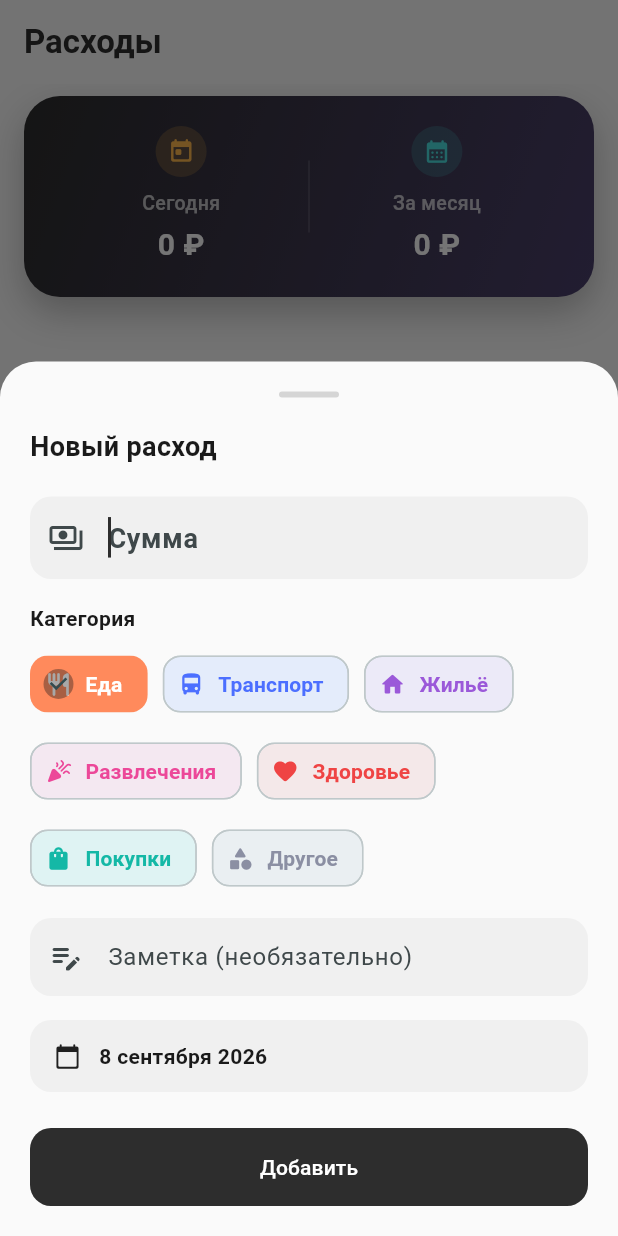
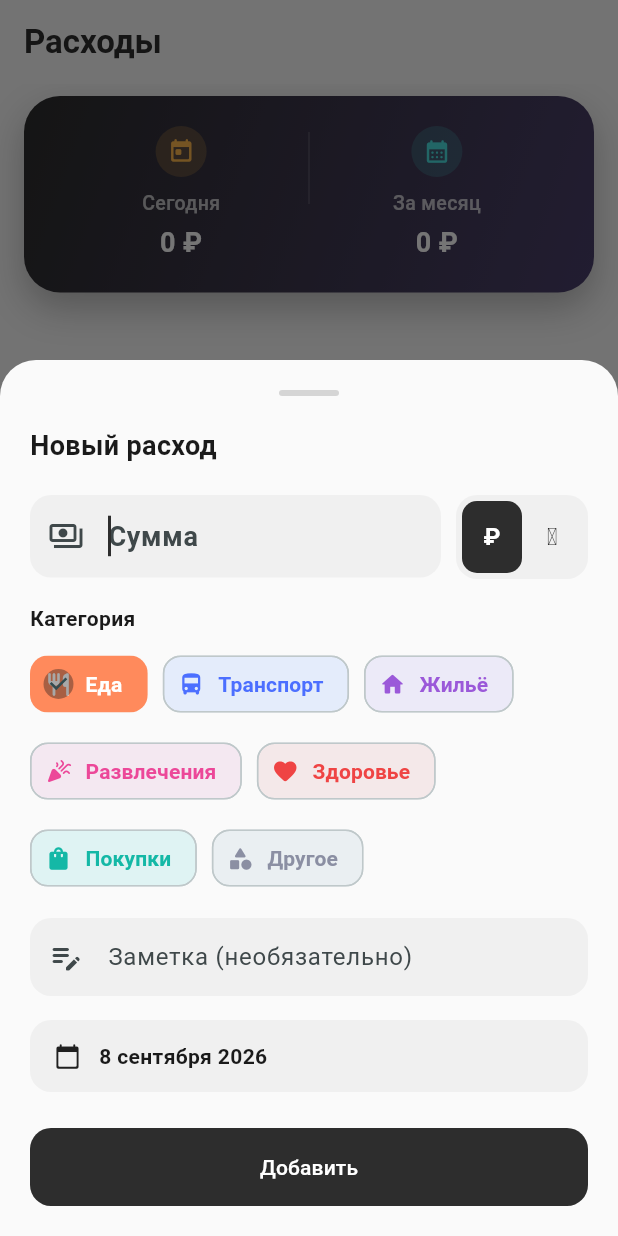
Before and after one commit to baboevazamatkz-create/Project, a Flutter app: the screen it shows after launch, after a tap on the "add" icon, on a phone screen of 412 x 824 dp. Run offline on Flutter 3.47's test engine with Material 3 defaults, Android fonts, the phone set to English and light mode, and no system bars; our stand-ins replace shared_preferences.

Commit message:
Add per-expense currency (RUB/KZT) with a switcher in the add sheet
Each expense can now be entered in rubles or tenge: a small toggle
next to the amount field in the add-expense bottom sheet, defaulting
to the last currency used. Expense tiles format amounts in their own
currency, and the today/month summary totals are grouped and shown
per currency instead of assuming a single one.

Co-Authored-By: Claude Sonnet 5 <noreply@anthropic.com>
Claude-Session: https://claude.ai/code/session_01FGhFt6z7pbN8caMhjQJkXN

```diff
--- /dev/null
+++ b/lib/data/settings_repository.dart
@@ -0,0 +1,17 @@
+import 'package:shared_preferences/shared_preferences.dart';
+
+import '../models/currency.dart';
+
+class SettingsRepository {
+  static const _lastCurrencyKey = 'last_currency';
+
+  Future<AppCurrency> loadLastCurrency() async {
+    final prefs = await SharedPreferences.getInstance();
+    return AppCurrencyX.fromStorageKey(prefs.getString(_lastCurrencyKey));
+  }
+
+  Future<void> saveLastCurrency(AppCurrency currency) async {
+    final prefs = await SharedPreferences.getInstance();
+    await prefs.setString(_lastCurrencyKey, currency.storageKey);
+  }
+}
--- /dev/null
+++ b/lib/models/currency.dart
@@ -0,0 +1,35 @@
+import 'package:intl/intl.dart';
+
+enum AppCurrency { rub, kzt }
+
+extension AppCurrencyX on AppCurrency {
+  String get symbol {
+    switch (this) {
+      case AppCurrency.rub:
+        return '₽';
+      case AppCurrency.kzt:
+        return '₸';
+    }
+  }
+
+  String get locale {
+    switch (this) {
+      case AppCurrency.rub:
+        return 'ru';
+      case AppCurrency.kzt:
+        return 'kk';
+    }
+  }
+
+  NumberFormat get format =>
+      NumberFormat.currency(locale: locale, symbol: symbol, decimalDigits: 0);
+
+  String get storageKey => name;
+
+  static AppCurrency fromStorageKey(String? key) {
+    return AppCurrency.values.firstWhere(
+      (c) => c.name == key,
+      orElse: () => AppCurrency.rub,
+    );
+  }
+}
--- a/lib/models/expense.dart
+++ b/lib/models/expense.dart
@@ -1,3 +1,4 @@
+import 'currency.dart';
 import 'expense_category.dart';
 
 class Expense {
@@ -6,6 +7,7 @@ class Expense {
   final ExpenseCategory category;
   final String note;
   final DateTime date;
+  final AppCurrency currency;
 
   const Expense({
     required this.id,
@@ -13,6 +15,7 @@ class Expense {
     required this.category,
     required this.date,
     this.note = '',
+    this.currency = AppCurrency.rub,
   });
 
   Map<String, dynamic> toJson() => {
@@ -21,6 +24,7 @@ class Expense {
         'category': category.storageKey,
         'note': note,
         'date': date.toIso8601String(),
+        'currency': currency.storageKey,
       };
 
   factory Expense.fromJson(Map<String, dynamic> json) => Expense(
@@ -29,5 +33,6 @@ class Expense {
         category: ExpenseCategoryX.fromStorageKey(json['category'] as String),
         note: json['note'] as String? ?? '',
         date: DateTime.parse(json['date'] as String),
+        currency: AppCurrencyX.fromStorageKey(json['currency'] as String?),
       );
 }
--- a/lib/screens/home_screen.dart
+++ b/lib/screens/home_screen.dart
@@ -1,7 +1,7 @@
 import 'package:flutter/material.dart';
-import 'package:intl/intl.dart';
 
 import '../data/expense_repository.dart';
+import '../models/currency.dart';
 import '../models/expense.dart';
 import '../widgets/add_expense_sheet.dart';
 import '../widgets/expense_tile.dart';
@@ -16,11 +16,6 @@ class HomeScreen extends StatefulWidget {
 
 class _HomeScreenState extends State<HomeScreen> {
   final _repository = ExpenseRepository();
-  final _currencyFormat = NumberFormat.currency(
-    locale: 'ru',
-    symbol: '₽',
-    decimalDigits: 0,
-  );
 
   List<Expense> _expenses = [];
   bool _loading = true;
@@ -87,21 +82,25 @@ class _HomeScreenState extends State<HomeScreen> {
     );
   }
 
-  double get _todayTotal {
-    final now = DateTime.now();
-    return _expenses
-        .where((e) =>
-            e.date.year == now.year &&
-            e.date.month == now.month &&
-            e.date.day == now.day)
-        .fold(0.0, (sum, e) => sum + e.amount);
+  Map<AppCurrency, double> _totalsBy(bool Function(Expense) predicate) {
+    final totals = <AppCurrency, double>{};
+    for (final expense in _expenses.where(predicate)) {
+      totals[expense.currency] = (totals[expense.currency] ?? 0) + expense.amount;
+    }
+    return totals;
   }
 
-  double get _monthTotal {
+  Map<AppCurrency, double> get _todayTotals {
     final now = DateTime.now();
-    return _expenses
-        .where((e) => e.date.year == now.year && e.date.month == now.month)
-        .fold(0.0, (sum, e) => sum + e.amount);
+    return _totalsBy((e) =>
+        e.date.year == now.year &&
+        e.date.month == now.month &&
+        e.date.day == now.day);
+  }
+
+  Map<AppCurrency, double> get _monthTotals {
+    final now = DateTime.now();
+    return _totalsBy((e) => e.date.year == now.year && e.date.month == now.month);
   }
 
   @override
@@ -122,9 +121,8 @@ class _HomeScreenState extends State<HomeScreen> {
                     padding: const EdgeInsets.fromLTRB(16, 8, 16, 8),
                     sliver: SliverToBoxAdapter(
                       child: SummaryCard(
-                        todayTotal: _todayTotal,
-                        monthTotal: _monthTotal,
-                        currencyFormat: _currencyFormat,
+                        todayTotals: _todayTotals,
+                        monthTotals: _monthTotals,
                       ),
                     ),
                   ),
@@ -157,7 +155,6 @@ class _HomeScreenState extends State<HomeScreen> {
                             onDismissed: (_) => _deleteExpense(expense),
                             child: ExpenseTile(
                               expense: expense,
-                              currencyFormat: _currencyFormat,
                             ),
                           );
                         },
--- a/lib/widgets/add_expense_sheet.dart
+++ b/lib/widgets/add_expense_sheet.dart
@@ -1,8 +1,11 @@
 import 'package:flutter/material.dart';
 import 'package:intl/intl.dart';
 
+import '../data/settings_repository.dart';
+import '../models/currency.dart';
 import '../models/expense.dart';
 import '../models/expense_category.dart';
+import '../theme.dart';
 
 class AddExpenseSheet extends StatefulWidget {
   final void Function(Expense expense) onSubmit;
@@ -16,9 +19,23 @@ class AddExpenseSheet extends StatefulWidget {
 class _AddExpenseSheetState extends State<AddExpenseSheet> {
   final _amountController = TextEditingController();
   final _noteController = TextEditingController();
+  final _settingsRepository = SettingsRepository();
   ExpenseCategory _selectedCategory = ExpenseCategory.food;
+  AppCurrency _selectedCurrency = AppCurrency.rub;
   DateTime _selectedDate = DateTime.now();
   String? _errorText;
+
+  @override
+  void initState() {
+    super.initState();
+    _loadLastCurrency();
+  }
+
+  Future<void> _loadLastCurrency() async {
+    final currency = await _settingsRepository.loadLastCurrency();
+    if (!mounted) return;
+    setState(() => _selectedCurrency = currency);
+  }
 
   @override
   void dispose() {
@@ -55,8 +72,10 @@ class _AddExpenseSheetState extends State<AddExpenseSheet> {
         category: _selectedCategory,
         note: _noteController.text.trim(),
         date: _selectedDate,
+        currency: _selectedCurrency,
       ),
     );
+    _settingsRepository.saveLastCurrency(_selectedCurrency);
     Navigator.of(context).pop();
   }
 
@@ -92,11 +111,17 @@ class _AddExpenseSheetState extends State<AddExpenseSheet> {
               style: TextStyle(fontSize: 18, fontWeight: FontWeight.w700),
             ),
             const SizedBox(height: 20),
-            TextField(
+            Row(
+              crossAxisAlignment: CrossAxisAlignment.start,
+              children: [
+                Expanded(
+                  child: TextField(
                     controller: _amountController,
-              keyboardType: const TextInputType.numberWithOptions(decimal: true),
+                    keyboardType:
+                        const TextInputType.numberWithOptions(decimal: true),
                     autofocus: true,
-              style: const TextStyle(fontSize: 18, fontWeight: FontWeight.w600),
+                    style:
+                        const TextStyle(fontSize: 18, fontWeight: FontWeight.w600),
                     decoration: InputDecoration(
                       hintText: 'Сумма',
                       errorText: _errorText,
@@ -105,6 +130,15 @@ class _AddExpenseSheetState extends State<AddExpenseSheet> {
                     onChanged: (_) {
                       if (_errorText != null) setState(() => _errorText = null);
                     },
+                  ),
+                ),
+                const SizedBox(width: 10),
+                _CurrencyToggle(
+                  selected: _selectedCurrency,
+                  onChanged: (currency) =>
+                      setState(() => _selectedCurrency = currency),
+                ),
+              ],
             ),
             const SizedBox(height: 16),
             const Text(
@@ -183,3 +217,50 @@ class _AddExpenseSheetState extends State<AddExpenseSheet> {
     );
   }
 }
+
+class _CurrencyToggle extends StatelessWidget {
+  final AppCurrency selected;
+  final ValueChanged<AppCurrency> onChanged;
+
+  const _CurrencyToggle({required this.selected, required this.onChanged});
+
+  @override
+  Widget build(BuildContext context) {
+    return Container(
+      height: 56,
+      padding: const EdgeInsets.all(4),
+      decoration: BoxDecoration(
+        color: Theme.of(context).inputDecorationTheme.fillColor,
+        borderRadius: BorderRadius.circular(14),
+      ),
+      child: Row(
+        mainAxisSize: MainAxisSize.min,
+        children: AppCurrency.values.map((currency) {
+          final isSelected = currency == selected;
+          return GestureDetector(
+            onTap: () => onChanged(currency),
+            child: AnimatedContainer(
+              duration: const Duration(milliseconds: 150),
+              width: 40,
+              alignment: Alignment.center,
+              decoration: BoxDecoration(
+                color: isSelected ? kAccentColor : Colors.transparent,
+                borderRadius: BorderRadius.circular(10),
+              ),
+              child: Text(
+                currency.symbol,
+                style: TextStyle(
+                  color: isSelected
+                      ? Colors.white
+                      : Theme.of(context).colorScheme.primary,
+                  fontWeight: FontWeight.w700,
+                  fontSize: 16,
+                ),
+              ),
+            ),
+          );
+        }).toList(),
+      ),
+    );
+  }
+}
--- a/lib/widgets/expense_tile.dart
+++ b/lib/widgets/expense_tile.dart
@@ -1,17 +1,16 @@
 import 'package:flutter/material.dart';
 import 'package:intl/intl.dart';
 
+import '../models/currency.dart';
 import '../models/expense.dart';
 import '../models/expense_category.dart';
 
 class ExpenseTile extends StatelessWidget {
   final Expense expense;
-  final NumberFormat currencyFormat;
 
   const ExpenseTile({
     super.key,
     required this.expense,
-    required this.currencyFormat,
   });
 
   @override
@@ -71,7 +70,7 @@ class ExpenseTile extends StatelessWidget {
               crossAxisAlignment: CrossAxisAlignment.end,
               children: [
                 Text(
-                  currencyFormat.format(expense.amount),
+                  expense.currency.format.format(expense.amount),
                   style: const TextStyle(
                     fontSize: 15,
                     fontWeight: FontWeight.w700,
--- a/lib/widgets/summary_card.dart
+++ b/lib/widgets/summary_card.dart
@@ -1,18 +1,16 @@
 import 'package:flutter/material.dart';
-import 'package:intl/intl.dart';
 
+import '../models/currency.dart';
 import '../theme.dart';
 
 class SummaryCard extends StatelessWidget {
-  final double todayTotal;
-  final double monthTotal;
-  final NumberFormat currencyFormat;
+  final Map<AppCurrency, double> todayTotals;
+  final Map<AppCurrency, double> monthTotals;
 
   const SummaryCard({
     super.key,
-    required this.todayTotal,
-    required this.monthTotal,
-    required this.currencyFormat,
+    required this.todayTotals,
+    required this.monthTotals,
   });
 
   @override
@@ -35,18 +33,20 @@ class SummaryCard extends StatelessWidget {
         ],
       ),
       child: Row(
+        crossAxisAlignment: CrossAxisAlignment.start,
         children: [
           Expanded(
             child: _SummaryItem(
               icon: Icons.today_rounded,
               iconColor: const Color(0xFFFFB84C),
               label: 'Сегодня',
-              value: currencyFormat.format(todayTotal),
+              totals: todayTotals,
             ),
           ),
           Container(
             width: 1,
             height: 48,
+            margin: const EdgeInsets.only(top: 4),
             color: Colors.white.withValues(alpha: 0.15),
           ),
           Expanded(
@@ -54,7 +54,7 @@ class SummaryCard extends StatelessWidget {
               icon: Icons.calendar_month_rounded,
               iconColor: const Color(0xFF4ADEDE),
               label: 'За месяц',
-              value: currencyFormat.format(monthTotal),
+              totals: monthTotals,
             ),
           ),
         ],
@@ -67,17 +67,22 @@ class _SummaryItem extends StatelessWidget {
   final IconData icon;
   final Color iconColor;
   final String label;
-  final String value;
+  final Map<AppCurrency, double> totals;
 
   const _SummaryItem({
     required this.icon,
     required this.iconColor,
     required this.label,
-    required this.value,
+    required this.totals,
   });
 
   @override
   Widget build(BuildContext context) {
+    final entries = totals.entries.toList();
+    final values = entries.isEmpty
+        ? [AppCurrency.rub.format.format(0)]
+        : entries.map((e) => e.key.format.format(e.value)).toList();
+
     return Column(
       crossAxisAlignment: CrossAxisAlignment.center,
       children: [
@@ -99,15 +104,17 @@ class _SummaryItem extends StatelessWidget {
           ),
         ),
         const SizedBox(height: 4),
+        for (final value in values)
           Text(
             value,
             style: const TextStyle(
               color: Colors.white,
-            fontSize: 20,
+              fontSize: 18,
               fontWeight: FontWeight.w700,
             ),
             maxLines: 1,
             overflow: TextOverflow.ellipsis,
+            textAlign: TextAlign.center,
           ),
       ],
     );
```
Lines whose indentation alone changed are shown as unchanged.
